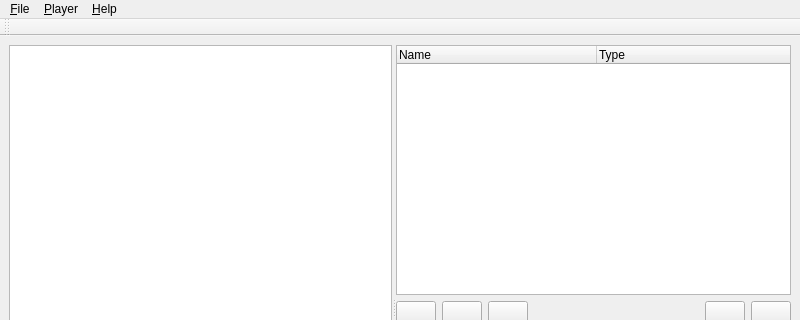
First picture: the form in pyVenture/mapbuilder/window.ui, repository stevenvergenz/pyVenture, before the edit; both pictures show x 0 to 800 and y 0 to 320 of the 800 by 600 pixel window.
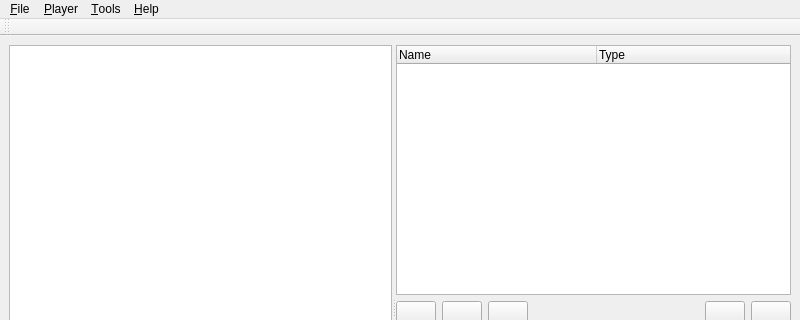
Second picture: the form after the edit.

Commit message: Added debug JSON viewer

```diff
--- a/pyVenture/mapbuilder/window.ui
+++ b/pyVenture/mapbuilder/window.ui
@@ -254,8 +254,15 @@
     <addaction name="actionAbout_pyVenture"/>
     <addaction name="actionAbout_Qt"/>
    </widget>
+   <widget class="QMenu" name="menu_Tools">
+    <property name="title">
+     <string>&amp;Tools</string>
+    </property>
+    <addaction name="actionView_JSON"/>
+   </widget>
    <addaction name="menu_File"/>
    <addaction name="menu_Player"/>
+   <addaction name="menu_Tools"/>
    <addaction name="menu_Help"/>
   </widget>
   <widget class="QStatusBar" name="statusbar"/>
```
Left out of the diff: 5 changed lines with no effect on the pictures. The commit also changes 2 other files.
